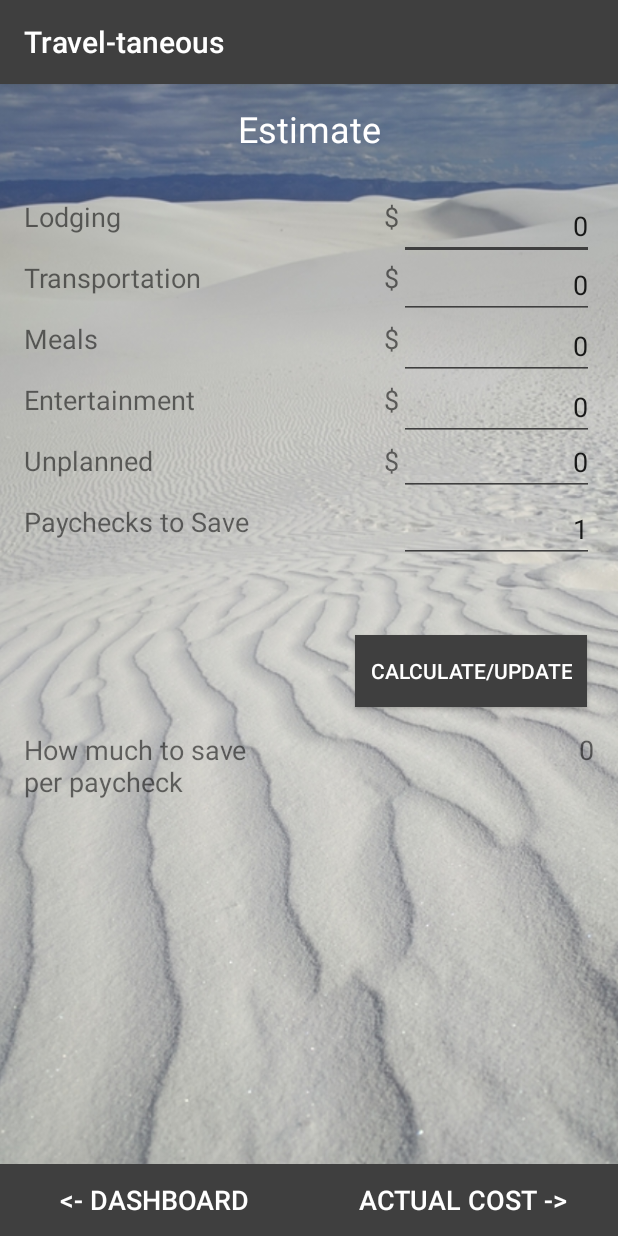
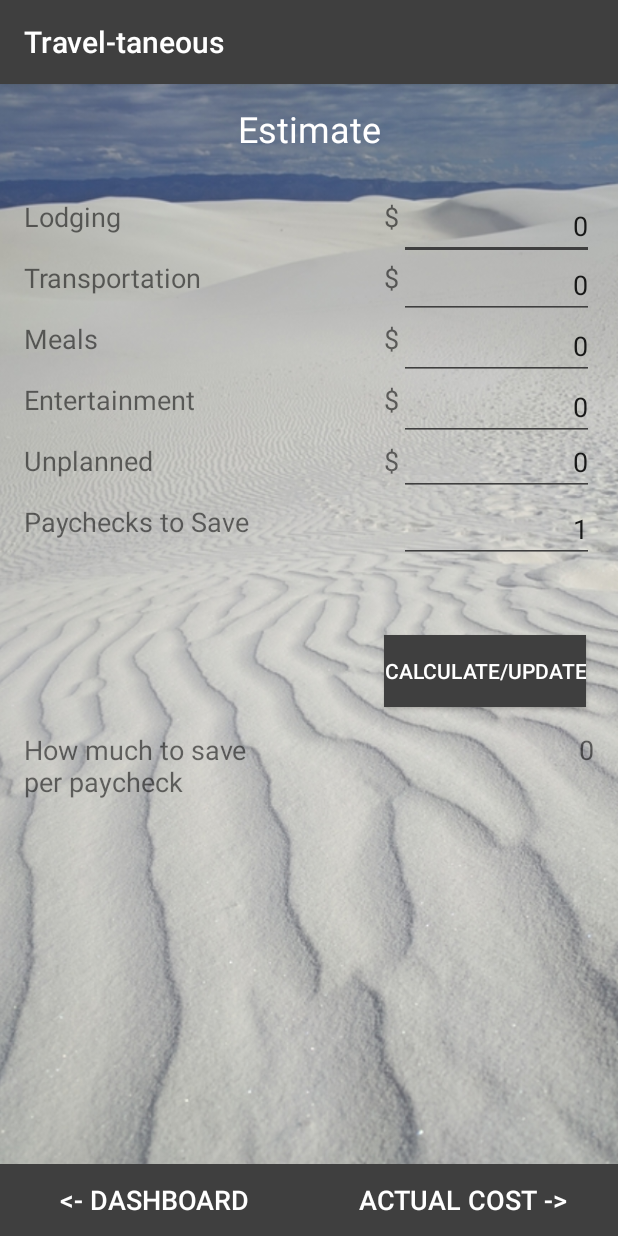
Before and after one commit to dora1405/Travel-taneous, an Android app: the EstimateActivity screen opened directly, with no data from a screen before it, on a phone screen of 412 x 824 dp. Run offline under Robolectric (Android 15) with nearby library versions, the phone set to English and light mode, and no system bars; our stand-ins replace Firebase (no records; nobody signed in at launch, a user with empty details on screens opened directly).

Commit message:
Revert "button padding for estimate page"
This reverts commit 55799400880ecfbb8e04d3a5e81a5e724c3da73e.

```diff
--- a/app/src/main/res/layout/activity_estimate.xml
+++ b/app/src/main/res/layout/activity_estimate.xml
@@ -124,8 +124,6 @@
         app:layout_constraintEnd_toEndOf="parent"
         app:layout_constraintHorizontal_bias="0.97"
         app:layout_constraintStart_toStartOf="parent"
-        android:paddingRight="10dp"
-        android:paddingLeft="10dp"
         app:layout_constraintTop_toBottomOf="@+id/estimatePaycheckTxt" />
 
     <TextView
```
